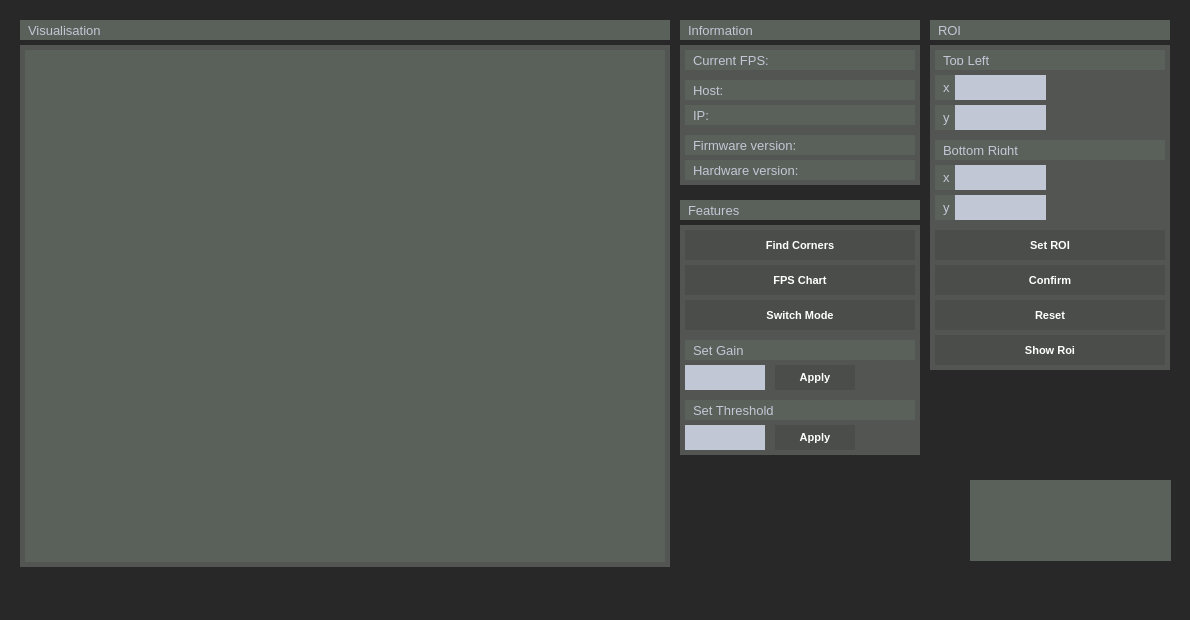
Qt form src/mainwindow.ui (ArnoVanneste/Qt_Camera_Test) before a commit.
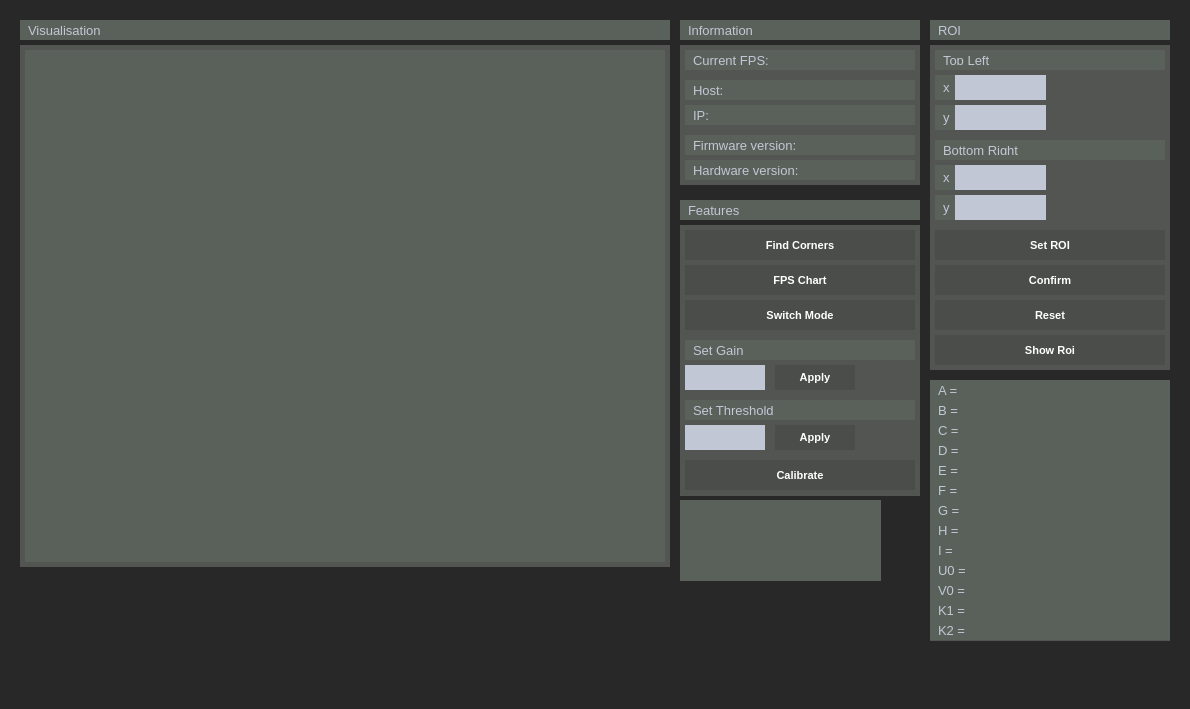
The same form after that commit. Icons and pictures are not drawn. Custom widgets are drawn as their Qt base class.

Patch:
```diff
--- a/src/mainwindow.ui
+++ b/src/mainwindow.ui
@@ -7,7 +7,7 @@
     <x>0</x>
     <y>0</y>
     <width>1190</width>
-    <height>620</height>
+    <height>709</height>
    </rect>
   </property>
   <property name="windowTitle">
@@ -836,7 +836,7 @@
       <x>680</x>
       <y>225</y>
       <width>240</width>
-      <height>230</height>
+      <height>271</height>
      </rect>
     </property>
    </widget>
@@ -901,8 +901,8 @@
    <widget class="QLabel" name="logo">
     <property name="geometry">
      <rect>
-      <x>970</x>
-      <y>480</y>
+      <x>680</x>
+      <y>500</y>
       <width>201</width>
       <height>81</height>
      </rect>
@@ -914,6 +914,198 @@
      <pixmap>img/marelec_30.png</pixmap>
     </property>
    </widget>
+   <widget class="QPushButton" name="calibrate">
+    <property name="geometry">
+     <rect>
+      <x>685</x>
+      <y>460</y>
+      <width>230</width>
+      <height>30</height>
+     </rect>
+    </property>
+    <property name="text">
+     <string>Calibrate</string>
+    </property>
+   </widget>
+   <widget class="QListView" name="listView_5">
+    <property name="geometry">
+     <rect>
+      <x>930</x>
+      <y>380</y>
+      <width>240</width>
+      <height>261</height>
+     </rect>
+    </property>
+   </widget>
+   <widget class="QLabel" name="params_a">
+    <property name="geometry">
+     <rect>
+      <x>930</x>
+      <y>380</y>
+      <width>240</width>
+      <height>20</height>
+     </rect>
+    </property>
+    <property name="text">
+     <string>A = </string>
+    </property>
+   </widget>
+   <widget class="QLabel" name="params_b">
+    <property name="geometry">
+     <rect>
+      <x>930</x>
+      <y>400</y>
+      <width>240</width>
+      <height>20</height>
+     </rect>
+    </property>
+    <property name="text">
+     <string>B = </string>
+    </property>
+   </widget>
+   <widget class="QLabel" name="params_c">
+    <property name="geometry">
+     <rect>
+      <x>930</x>
+      <y>420</y>
+      <width>240</width>
+      <height>20</height>
+     </rect>
+    </property>
+    <property name="text">
+     <string>C =</string>
+    </property>
+   </widget>
+   <widget class="QLabel" name="params_d">
+    <property name="geometry">
+     <rect>
+      <x>930</x>
+      <y>440</y>
+      <width>240</width>
+      <height>20</height>
+     </rect>
+    </property>
+    <property name="text">
+     <string>D = </string>
+    </property>
+   </widget>
+   <widget class="QLabel" name="params_e">
+    <property name="geometry">
+     <rect>
+      <x>930</x>
+      <y>460</y>
+      <width>240</width>
+      <height>20</height>
+     </rect>
+    </property>
+    <property name="text">
+     <string>E = </string>
+    </property>
+   </widget>
+   <widget class="QLabel" name="params_f">
+    <property name="geometry">
+     <rect>
+      <x>930</x>
+      <y>480</y>
+      <width>240</width>
+      <height>20</height>
+     </rect>
+    </property>
+    <property name="text">
+     <string>F = </string>
+    </property>
+   </widget>
+   <widget class="QLabel" name="params_g">
+    <property name="geometry">
+     <rect>
+      <x>930</x>
+      <y>500</y>
+      <width>240</width>
+      <height>20</height>
+     </rect>
+    </property>
+    <property name="text">
+     <string>G = </string>
+    </property>
+   </widget>
+   <widget class="QLabel" name="params_h">
+    <property name="geometry">
+     <rect>
+      <x>930</x>
+      <y>520</y>
+      <width>240</width>
+      <height>20</height>
+     </rect>
+    </property>
+    <property name="text">
+     <string>H = </string>
+    </property>
+   </widget>
+   <widget class="QLabel" name="params_i">
+    <property name="geometry">
+     <rect>
+      <x>930</x>
+      <y>540</y>
+      <width>240</width>
+      <height>20</height>
+     </rect>
+    </property>
+    <property name="text">
+     <string>I = </string>
+    </property>
+   </widget>
+   <widget class="QLabel" name="params_U0">
+    <property name="geometry">
+     <rect>
+      <x>930</x>
+      <y>560</y>
+      <width>240</width>
+      <height>20</height>
+     </rect>
+    </property>
+    <property name="text">
+     <string>U0 = </string>
+    </property>
+   </widget>
+   <widget class="QLabel" name="params_V0">
+    <property name="geometry">
+     <rect>
+      <x>930</x>
+      <y>580</y>
+      <width>240</width>
+      <height>20</height>
+     </rect>
+    </property>
+    <property name="text">
+     <string>V0 = </string>
+    </property>
+   </widget>
+   <widget class="QLabel" name="params_K1">
+    <property name="geometry">
+     <rect>
+      <x>930</x>
+      <y>600</y>
+      <width>240</width>
+      <height>20</height>
+     </rect>
+    </property>
+    <property name="text">
+     <string>K1 = </string>
+    </property>
+   </widget>
+   <widget class="QLabel" name="params_K2">
+    <property name="geometry">
+     <rect>
+      <x>930</x>
+      <y>620</y>
+      <width>240</width>
+      <height>20</height>
+     </rect>
+    </property>
+    <property name="text">
+     <string>K2 = </string>
+    </property>
+   </widget>
    <zorder>listView</zorder>
    <zorder>reset_roi</zorder>
    <zorder>set_roi</zorder>
@@ -952,6 +1144,21 @@
    <zorder>label_11</zorder>
    <zorder>label_12</zorder>
    <zorder>logo</zorder>
+   <zorder>calibrate</zorder>
+   <zorder>listView_5</zorder>
+   <zorder>params_a</zorder>
+   <zorder>params_b</zorder>
+   <zorder>params_c</zorder>
+   <zorder>params_d</zorder>
+   <zorder>params_e</zorder>
+   <zorder>params_f</zorder>
+   <zorder>params_g</zorder>
+   <zorder>params_h</zorder>
+   <zorder>params_i</zorder>
+   <zorder>params_U0</zorder>
+   <zorder>params_V0</zorder>
+   <zorder>params_K1</zorder>
+   <zorder>params_K2</zorder>
   </widget>
   <widget class="QMenuBar" name="menubar">
    <property name="geometry">
```
